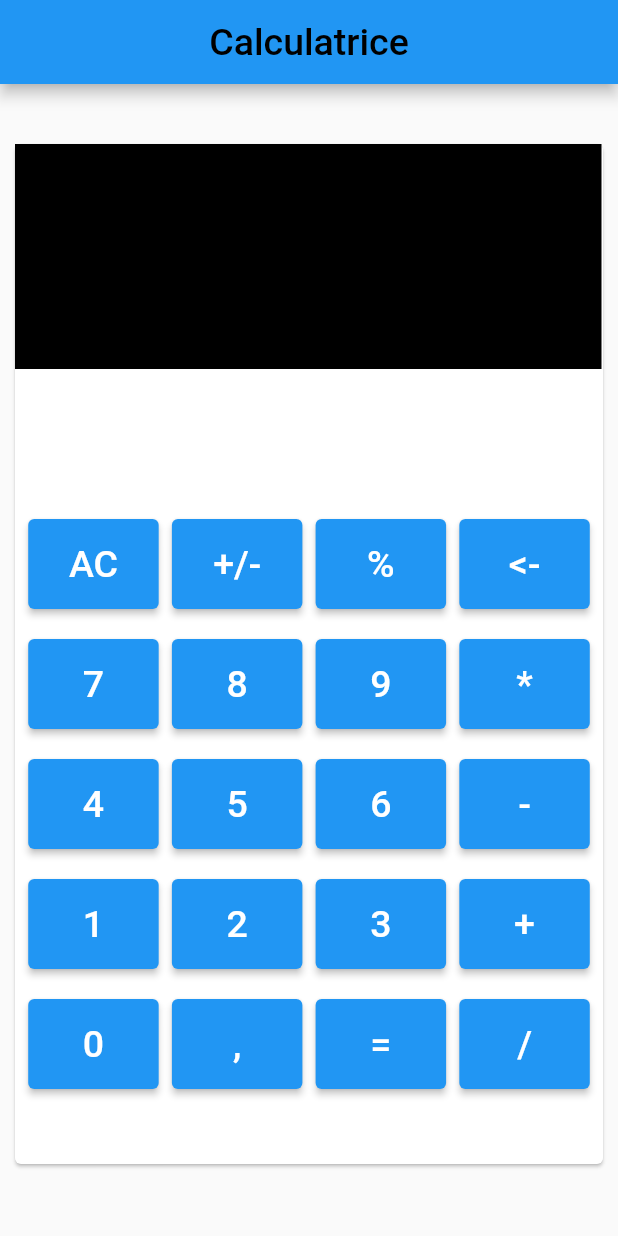
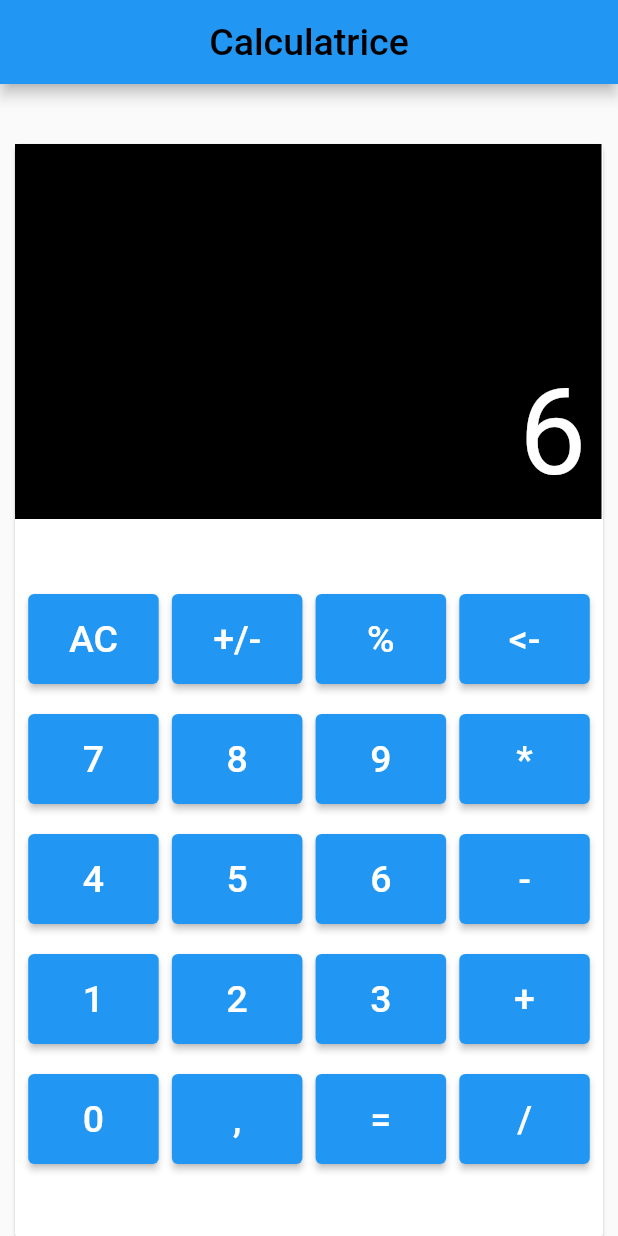
Before and after one commit to pape-medoune/Calculator-with-flutter, a Flutter app: the screen it shows after launch, on a phone screen of 412 x 824 dp. Run offline on Flutter 3.47's test engine with Material 2 defaults, Android fonts, the phone set to English and light mode, and no system bars.

Commit message:
Design ALMOST done

```diff
--- a/app/lib/pages/calculatrice.dart
+++ b/app/lib/pages/calculatrice.dart
@@ -27,22 +27,21 @@ class Calculatrice extends StatelessWidget {
                 children: [
                   SizedBox(
                     width: 391,
-                    height: 150,
+                    height: 250,
                     child: Container(
-                      alignment: Alignment.centerRight,
+                      padding: const EdgeInsets.all(10),
+                      alignment: Alignment.bottomRight,
                       color: Colors.black,
                       child: const Text(
                         "6",
-                        style: TextStyle(
-                          fontSize: 40,
-                        ),
+                        style: TextStyle(fontSize: 80, color: Colors.white),
                       ),
                     ),
                   ),
                 ],
               ),
               const SizedBox(
-                height: 100,
+                height: 50,
               ),
               Row(
                 mainAxisAlignment: MainAxisAlignment.spaceEvenly,
```
